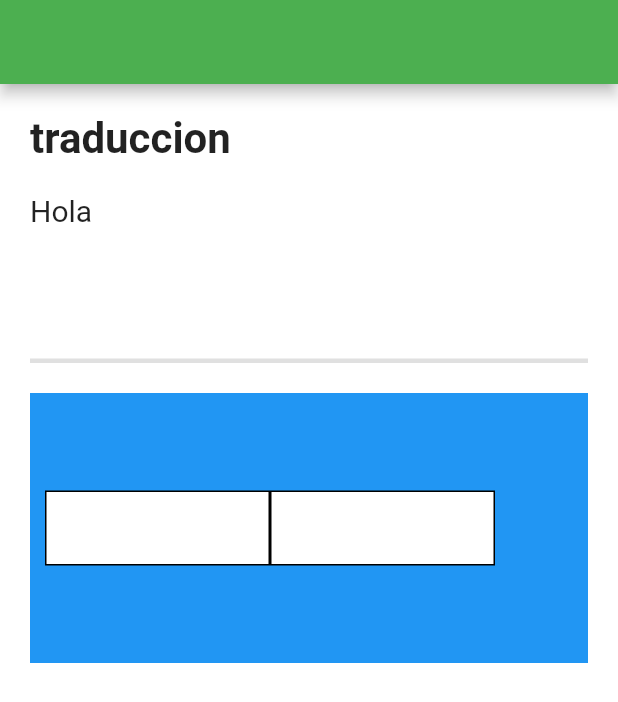
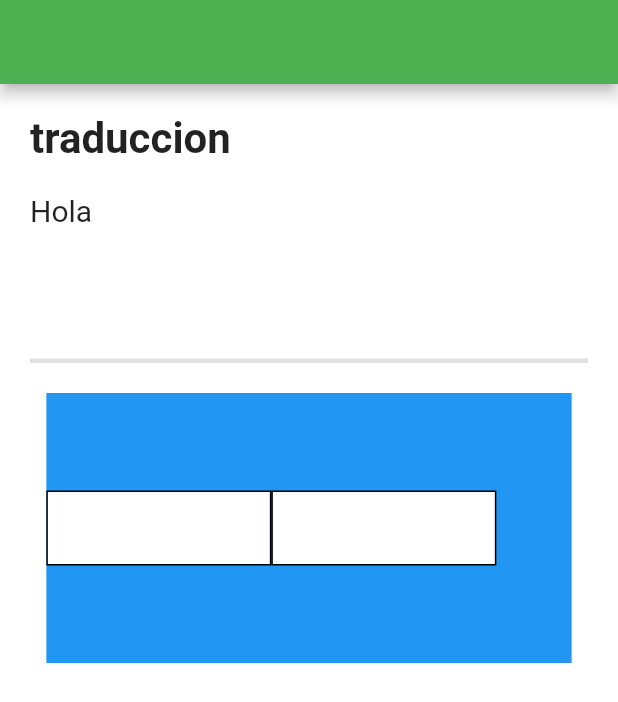
Before and after one commit to PACOdergod/duo2, a Flutter app: the screen it shows after launch, on a phone screen of 412 x 824 dp. Shown: the top 702 px of the screen. Run offline on Flutter 3.47's test engine with Material 2 defaults, Android fonts, the phone set to English and light mode, and no system bars.

Commit message:
rama lesson creada

```diff
--- a/lib/src/pages/lesson_page.dart
+++ b/lib/src/pages/lesson_page.dart
@@ -1,4 +1,5 @@
 import 'package:duo2/src/controllers/lesson_controller.dart';
+import 'package:duo2/src/models/leccion_mode.dart';
 import 'package:flutter/material.dart';
 
 class LessonPage extends StatefulWidget {
@@ -23,6 +24,7 @@ class _LessonPageState extends State<LessonPage> {
         width: MediaQuery.of(context).size.width,
         color: Colors.white,
         padding: EdgeInsets.all(20),
+
         child: Column(
           children: [
 
@@ -56,9 +58,28 @@ class _LessonPageState extends State<LessonPage> {
 
             SizedBox(height: 20),
 
-            Container(
+            Options(currentQuiz.opciones, (MediaQuery.of(context).size.width*.85))
+
+          ],
+        ),
+      )
+    );
+  }
+}
+
+// TODO: las opciones se deben acomodar automaticamente
+class Options extends StatelessWidget {
+
+  final List<String> options;
+  final double ancho;
+
+  const Options( this.options, this.ancho );
+
+  @override
+  Widget build(BuildContext context) {
+    return Container(
       height: 180,
-              padding: EdgeInsets.all(10),
+      width: ancho,
       color: Colors.blue,
       child: Row(
         crossAxisAlignment: CrossAxisAlignment.center,
@@ -68,11 +89,6 @@ class _LessonPageState extends State<LessonPage> {
           Option(),
 
         ],
-              )
-            )
-
-          ],
-        ),
       )
     );
   }
```
Lines whose indentation alone changed are shown as unchanged.
